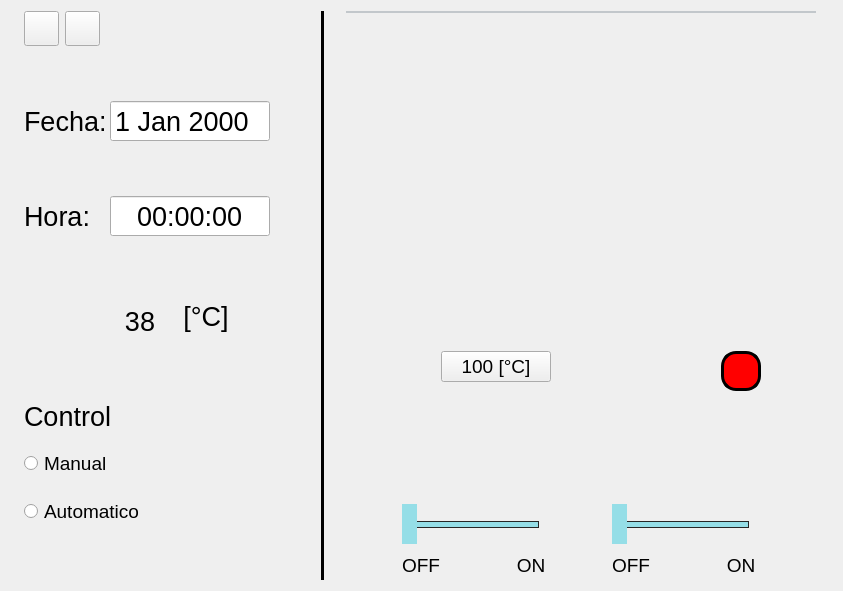
Above: GUI/CUERPO/DISENO/main_dise.ui from ronihdzz/IoT_domotica before the change. Below: the same form after it.
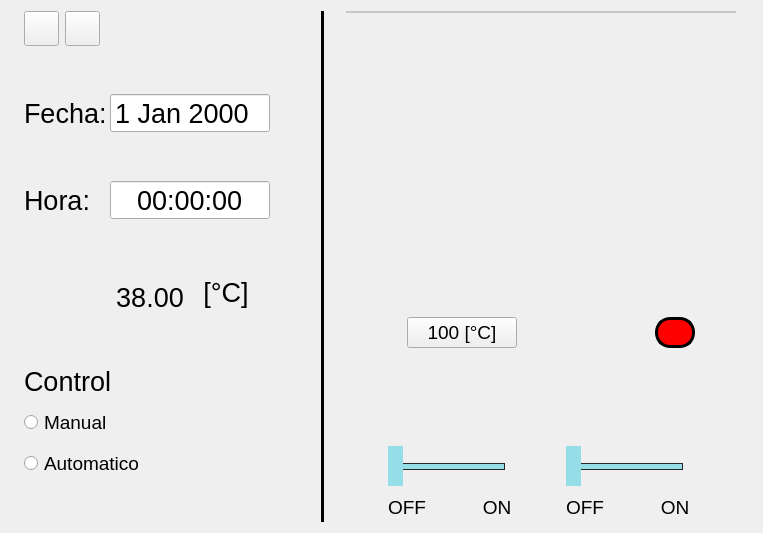
That is the form after the change. Icons and pictures are not drawn.

What changed in the file:
```diff
--- a/GUI/CUERPO/DISENO/main_dise.ui
+++ b/GUI/CUERPO/DISENO/main_dise.ui
@@ -6,8 +6,8 @@
    <rect>
     <x>0</x>
     <y>0</y>
-    <width>836</width>
-    <height>591</height>
+    <width>761</width>
+    <height>533</height>
    </rect>
   </property>
   <property name="windowTitle">
@@ -30,10 +30,13 @@
    <item>
     <layout class="QVBoxLayout" name="verticalLayout_2">
      <property name="sizeConstraint">
-      <enum>QLayout::SetFixedSize</enum>
+      <enum>QLayout::SetMinAndMaxSize</enum>
      </property>
      <item>
       <layout class="QHBoxLayout" name="horizontalLayout_4">
+       <property name="sizeConstraint">
+        <enum>QLayout::SetMinAndMaxSize</enum>
+       </property>
        <item>
         <widget class="QPushButton" name="btn_info">
          <property name="minimumSize">
@@ -123,6 +126,9 @@
      </item>
      <item>
       <layout class="QHBoxLayout" name="horizontalLayout_3">
+       <property name="sizeConstraint">
+        <enum>QLayout::SetMinAndMaxSize</enum>
+       </property>
        <item>
         <widget class="QLabel" name="label_6">
          <property name="minimumSize">
@@ -201,6 +207,9 @@
      </item>
      <item>
       <layout class="QHBoxLayout" name="horizontalLayout_2">
+       <property name="sizeConstraint">
+        <enum>QLayout::SetMinAndMaxSize</enum>
+       </property>
        <item>
         <widget class="QLabel" name="label_7">
          <property name="minimumSize">
@@ -285,6 +294,9 @@
      </item>
      <item>
       <layout class="QHBoxLayout" name="horizontalLayout">
+       <property name="sizeConstraint">
+        <enum>QLayout::SetMinAndMaxSize</enum>
+       </property>
        <item>
         <widget class="QLabel" name="label_4">
          <property name="minimumSize">
@@ -313,7 +325,7 @@
         <widget class="QLabel" name="bel_temp">
          <property name="minimumSize">
           <size>
-           <width>60</width>
+           <width>80</width>
            <height>50</height>
           </size>
          </property>
@@ -329,7 +341,7 @@
           </font>
          </property>
          <property name="text">
-          <string>38</string>
+          <string>38.00</string>
          </property>
          <property name="alignment">
           <set>Qt::AlignCenter</set>
@@ -515,20 +527,20 @@
    <item>
     <layout class="QVBoxLayout" name="verticalLayout_5">
      <property name="sizeConstraint">
-      <enum>QLayout::SetFixedSize</enum>
+      <enum>QLayout::SetMinAndMaxSize</enum>
      </property>
      <item>
       <widget class="QTabWidget" name="tabWidget">
        <property name="minimumSize">
         <size>
-         <width>470</width>
-         <height>330</height>
+         <width>390</width>
+         <height>300</height>
         </size>
        </property>
        <property name="maximumSize">
         <size>
          <width>800</width>
-         <height>16777215</height>
+         <height>450</height>
         </size>
        </property>
        <property name="styleSheet">
@@ -607,6 +619,9 @@
      </item>
      <item>
       <layout class="QHBoxLayout" name="horizontalLayout_10">
+       <property name="sizeConstraint">
+        <enum>QLayout::SetMinAndMaxSize</enum>
+       </property>
        <item>
         <widget class="QLabel" name="label_21">
          <property name="minimumSize">
@@ -628,16 +643,16 @@
        </item>
        <item>
         <layout class="QVBoxLayout" name="verticalLayout_6">
+         <property name="sizeConstraint">
+          <enum>QLayout::SetMinAndMaxSize</enum>
+         </property>
          <item>
-          <layout class="QHBoxLayout" name="horizontalLayout_8">
-           <property name="bottomMargin">
-            <number>20</number>
-           </property>
+          <layout class="QHBoxLayout" name="horizontalLayout_12">
            <item>
-            <widget class="QLabel" name="label_8">
+            <widget class="QLabel" name="label_27">
              <property name="maximumSize">
               <size>
-               <width>40</width>
+               <width>30</width>
                <height>40</height>
               </size>
              </property>
@@ -656,7 +671,7 @@
              </property>
              <property name="maximumSize">
               <size>
-               <width>120</width>
+               <width>100</width>
                <height>40</height>
               </size>
              </property>
@@ -672,18 +687,37 @@
            </item>
           </layout>
          </item>
+         <item>
+          <widget class="QLabel" name="label_8">
+           <property name="minimumSize">
+            <size>
+             <width>0</width>
+             <height>5</height>
+            </size>
+           </property>
+           <property name="maximumSize">
+            <size>
+             <width>150</width>
+             <height>10</height>
+            </size>
+           </property>
+           <property name="text">
+            <string/>
+           </property>
+          </widget>
+         </item>
          <item>
           <widget class="QLabel" name="bel_estadoVenti">
            <property name="minimumSize">
             <size>
-             <width>110</width>
-             <height>90</height>
+             <width>100</width>
+             <height>70</height>
             </size>
            </property>
            <property name="maximumSize">
             <size>
-             <width>150</width>
-             <height>120</height>
+             <width>130</width>
+             <height>100</height>
             </size>
            </property>
            <property name="styleSheet">
@@ -704,7 +738,7 @@
            </property>
            <property name="maximumSize">
             <size>
-             <width>150</width>
+             <width>130</width>
              <height>40</height>
             </size>
            </property>
@@ -783,7 +817,7 @@
              </property>
              <property name="maximumSize">
               <size>
-               <width>70</width>
+               <width>50</width>
                <height>30</height>
               </size>
              </property>
@@ -844,13 +878,16 @@
        </item>
        <item>
         <layout class="QVBoxLayout" name="verticalLayout_3">
+         <property name="sizeConstraint">
+          <enum>QLayout::SetMinAndMaxSize</enum>
+         </property>
          <item>
           <layout class="QHBoxLayout" name="horizontalLayout_9">
            <item>
             <widget class="QLabel" name="label_9">
              <property name="maximumSize">
               <size>
-               <width>110</width>
+               <width>90</width>
                <height>40</height>
               </size>
              </property>
@@ -885,17 +922,36 @@
            </item>
           </layout>
          </item>
+         <item>
+          <widget class="QLabel" name="label_31">
+           <property name="minimumSize">
+            <size>
+             <width>0</width>
+             <height>5</height>
+            </size>
+           </property>
+           <property name="maximumSize">
+            <size>
+             <width>150</width>
+             <height>10</height>
+            </size>
+           </property>
+           <property name="text">
+            <string/>
+           </property>
+          </widget>
+         </item>
          <item>
           <widget class="QLabel" name="bel_estadoFoco">
            <property name="minimumSize">
             <size>
-             <width>110</width>
-             <height>90</height>
+             <width>100</width>
+             <height>70</height>
             </size>
            </property>
            <property name="maximumSize">
             <size>
-             <width>150</width>
+             <width>130</width>
              <height>120</height>
             </size>
            </property>
@@ -911,7 +967,7 @@
           <widget class="QSlider" name="hoSli_foco">
            <property name="maximumSize">
             <size>
-             <width>150</width>
+             <width>130</width>
              <height>40</height>
             </size>
            </property>
@@ -990,7 +1046,7 @@
              </property>
              <property name="maximumSize">
               <size>
-               <width>70</width>
+               <width>50</width>
                <height>30</height>
               </size>
              </property>
```
